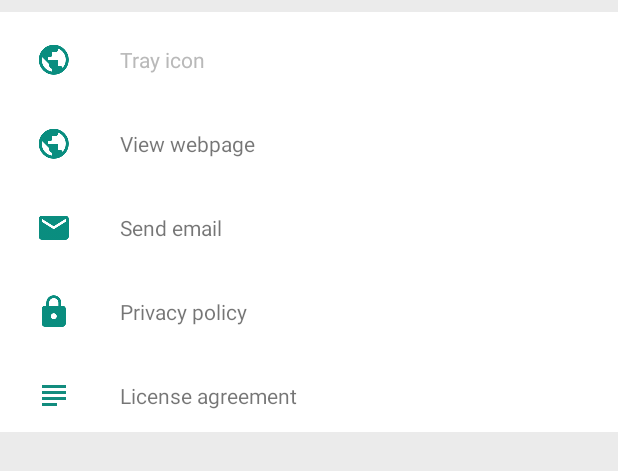
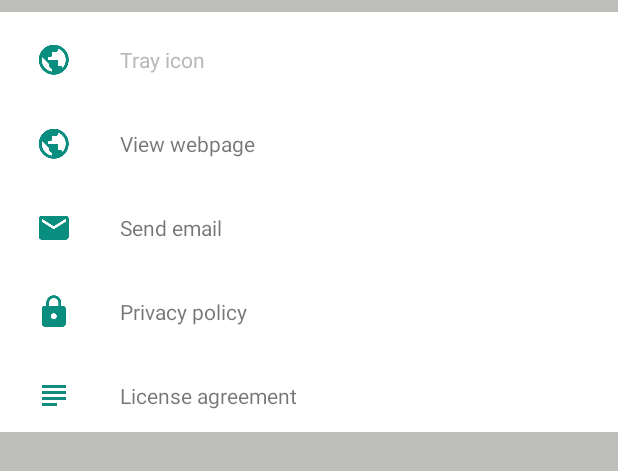
Before and after one commit to another-guy-png/programming-languages-stickers, an Android app: the layout activity_sticker_pack_info.xml on its own in the app's theme, with its tools: preview values and no code run, on a phone screen of 412 x 824 dp. Shown: the top 471 px of the screen. Run offline under Robolectric (Android 15) with nearby library versions, the phone set to English and light mode, and no system bars.

Commit message:
[update]

```diff
--- a/app/src/main/AndroidManifest.xml
+++ b/app/src/main/AndroidManifest.xml
@@ -47,7 +47,5 @@
             android:enabled="true"
             android:exported="true"
             android:readPermission="com.whatsapp.sticker.READ" />
-
-
     </application>
 </manifest>
--- a/app/src/main/res/layout/sticker_packs_list_item.xml
+++ b/app/src/main/res/layout/sticker_packs_list_item.xml
@@ -43,7 +43,7 @@
         <TextView
             android:id="@+id/sticker_pack_title"
             style="@style/sticker_packs_list_item_author_style"
-            android:layout_width="0dp"
+            android:layout_width="84dp"
             android:layout_height="match_parent"
             android:layout_weight="1"
             android:ellipsize="end"
--- a/app/src/main/res/values/colors.xml
+++ b/app/src/main/res/values/colors.xml
@@ -1,9 +1,9 @@
 <?xml version="1.0" encoding="utf-8"?>
 <resources>
     <color name="colorPrimary">@android:color/transparent</color>
-    <color name="colorPrimaryDark">#BABABA</color>
-    <color name="colorAccent">#128C7E</color>
-    <color name="inactiveAddButtonColor">#B3B3B3</color>
-    <color name="infoPageBackgroundColor">#EBEBEB</color>
+    <color name="colorPrimaryDark">#FF0F</color>
+    <color name="colorAccent">#CC23FF</color>
+    <color name="inactiveAddButtonColor">#222222</color>
+    <color name="infoPageBackgroundColor">#BEBEBB</color>
     <color name="actionBarArrowColor">@color/colorAccent</color>
 </resources>
--- a/app/src/main/res/values/strings.xml
+++ b/app/src/main/res/values/strings.xml
@@ -12,7 +12,7 @@
     <!-- Title of the sticker pack list activity page in case the app contains multiple sticker packs, the singular string will be used when there is only one pack in the app -->
     <plurals name="title_activity_sticker_packs_list">
         <item quantity="one">Sticker Pack</item>
-        <item quantity="other">Packages</item>
+        <item quantity="other">Stickers Pack</item>
     </plurals>
     <!-- Title of the sticker pack page when there are multiple sticker packs in the app -->
     <string name="title_activity_sticker_pack_details_multiple_pack">Sticker details</string>
```
Also changed, not shown: app/src/main/assets/contents.json (+3 -14 lines), app/src/main/assets/languages/csharp.webp (added), 1 other file.
